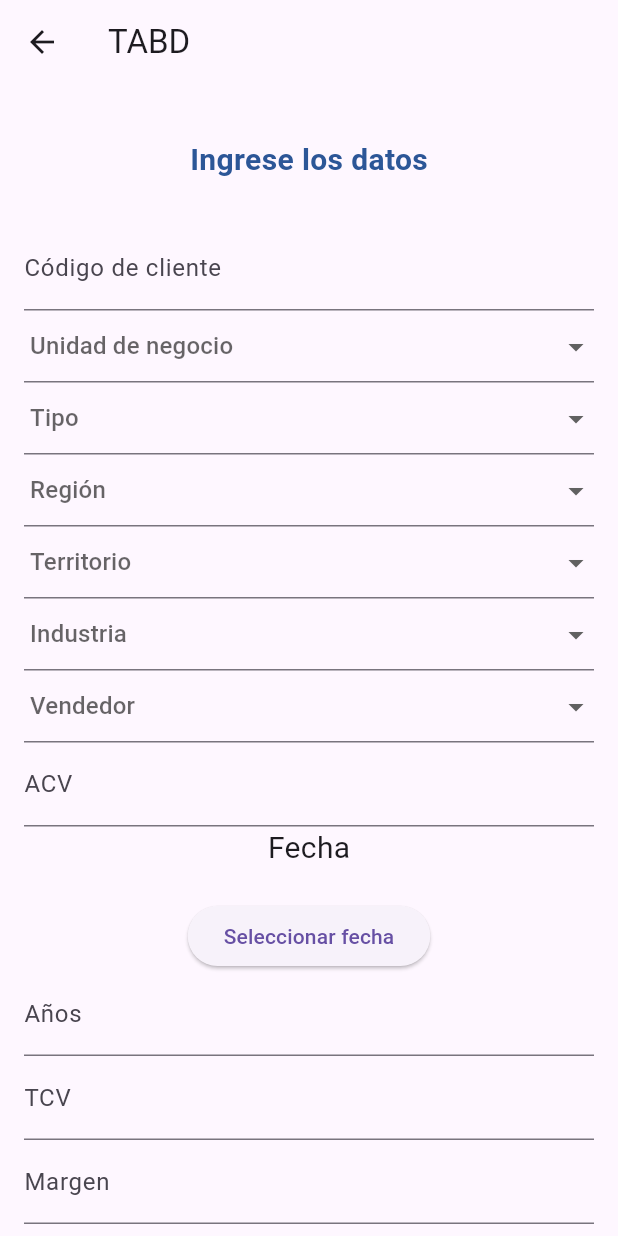
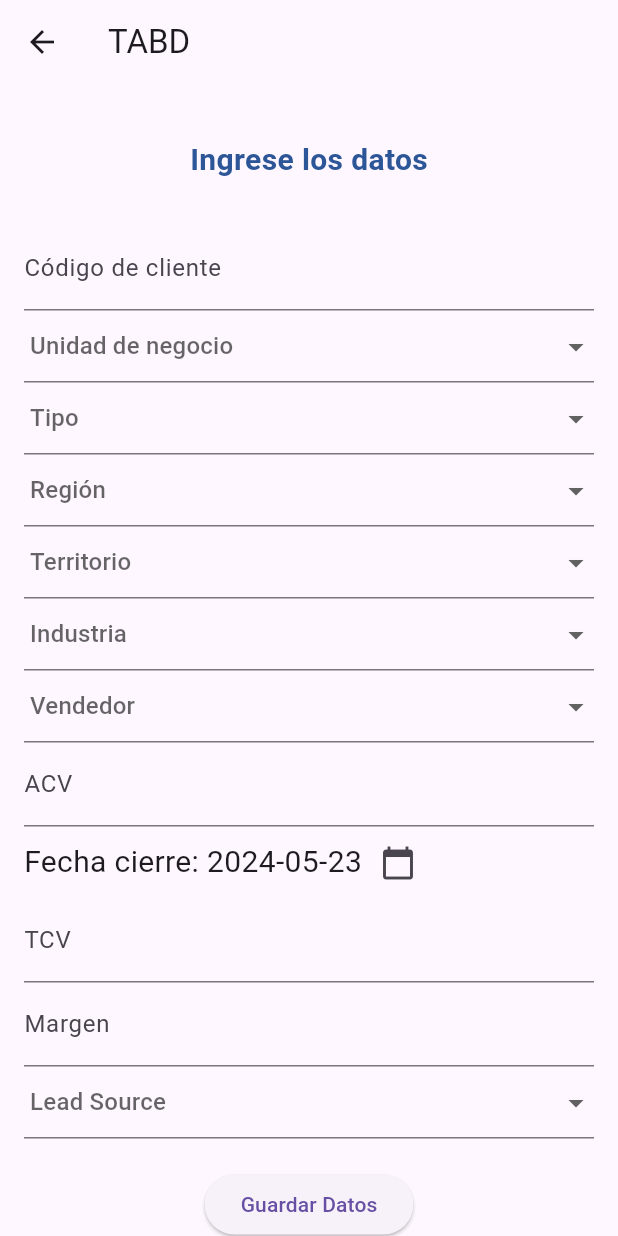
Before and after one commit to fmaderoa/myapp, a Flutter app: the AdminMenu screen opened directly, in the side drawer, after a tap on "Registrar oportunidad", on a phone screen of 412 x 824 dp. Run offline on Flutter 3.47's test engine with Material 3 defaults, Android fonts, the phone set to English and light mode, and no system bars; our stand-ins replace flutter_dotenv; missing offline and left inert: mongo_dart, redis.

Commit message:
Ajustes en la captura de datos

```diff
--- a/lib/view/main_capture.dart
+++ b/lib/view/main_capture.dart
@@ -4,7 +4,7 @@ import 'package:myapp/data/savedata.dart';
 import 'package:myapp/model/commercial_opportunity.dart';
 import 'package:myapp/view/dropdowncustom.dart';
 import 'package:myapp/view/estilotitulo.dart';
-import 'package:flutter_datetime_picker/flutter_datetime_picker.dart';
+
 
 class Capture extends StatefulWidget {
   const Capture({super.key});
@@ -26,6 +26,13 @@ class _CaptureState extends State<Capture> {
 
   DateTime _selectedDate = DateTime.now();
 
+  @override
+  void initState() {
+    super.initState();
+    _getLastOpportunityNumber();
+    _dateController.text = "${_selectedDate.toLocal()}".split(' ')[0];
+  }
+
   Future<void> _selectDate(BuildContext context) async {
     final DateTime? picked = await showDatePicker(
       context: context,
@@ -36,6 +43,7 @@ class _CaptureState extends State<Capture> {
     if (picked != null && picked != _selectedDate) {
       setState(() {
         _selectedDate = picked;
+        _dateController.text = "${_selectedDate.toLocal()}".split(' ')[0];
       });
     }
   }
@@ -47,14 +55,11 @@ class _CaptureState extends State<Capture> {
   String? _territory;
   String? _industry;
   String? _idsealer;
+  String? _leadSource;
+
 
   String _lastOpportunityNumber = '';
 
-  @override
-  void initState() {
-    super.initState();
-    _getLastOpportunityNumber();
-  }
 
 // Function to save Commercial Opportunity
 Future<void> saveCommercialOpportunity() async {
@@ -171,6 +176,39 @@ Future<int> _getLastOpportunityNumber() async {
     'NV-4',
   ];
 
+  List<String> fuentePrincipal=[
+    'LS-00',
+    'LS-01',
+    'LS-02',
+    'LS-03',
+    'LS-04',
+    'LS-05',
+    'LS-06',
+    'LS-07',
+    'LS-08',
+    'LS-09',
+    'LS-10',
+  ];
+
+
+void clearAllControllers() {
+  _clientCodeController.clear();
+  _acvController.clear();
+  _yearsController.clear();
+  _tcvController.clear();
+  _marginController.clear();
+  _dateController.clear();
+  _businessUnit = null;
+  _type = null;
+  _region = null;
+  _territory = null;
+  _industry = null;
+  _idsealer = null;
+  _leadSource = null;
+}
+
+
+
 
   @override
   Widget build(BuildContext context) {
@@ -286,33 +324,19 @@ Future<int> _getLastOpportunityNumber() async {
                   },
                 ),
 
-                Text(
-              'Fecha seleccionada: ${_selectedDate.toLocal()}'.split(' ')[0],
-              style: TextStyle(fontSize: 20),
+                Row( // Fila para la fecha y el botón
+          mainAxisSize: MainAxisSize.max,
+          children: <Widget>[
+            Text(
+              'Fecha cierre: ${_dateController.text}',
+              style: const TextStyle(fontSize: 20),
             ),
-            SizedBox(height: 20),
-            ElevatedButton(
+            IconButton( // Botón con icono de calendario
+              icon: const Icon(Icons.calendar_today),
               onPressed: () => _selectDate(context),
-              child: Text('Seleccionar fecha'),
             ),
-
-
-
-                // Years text field
-                TextFormField(
-                  controller: _yearsController,
-                  keyboardType: TextInputType.number,
-                  decoration: const InputDecoration(
-                    labelText: 'Años',
-                  ),
-                  validator: (value) {
-                    if (value == null || value.isEmpty) {
-                      return 'Please enter the number of years';
-                    }
-                    return null;
-                  },
-                ),
-
+          ],
+        ),
                 // TCV text field
                 TextFormField(
                   controller: _tcvController,
@@ -342,15 +366,28 @@ Future<int> _getLastOpportunityNumber() async {
                     return null;
                   },
                 ),
+                //DropDown fuentePrincipal
+                DropDownCustom(
+                  listaDeOpciones: fuentePrincipal,
+                  nombreColeccion: 'Lead Source',
+                  onSelectedValue: (value) {
+                           _leadSource = value;
+                           setState(() {
+
+                           });
+
+                          }, selectElement: _leadSource),
+
+
 
                 const SizedBox(height: 20,),
                 // Submit button
                 ElevatedButton(
                   onPressed: () async {
                     print('presiono boton');
-                    saveCommercialOpportunity();
                     if (_formKey.currentState!.validate()) {
                       // Process the form data
+                      print('Ingresa a validar datos');
                       String clientCode = _clientCodeController.text;
                       double acv = double.parse(_acvController.text);
                       String years = _yearsController.text;
@@ -358,6 +395,11 @@ Future<int> _getLastOpportunityNumber() async {
                       double margin = double.parse(_marginController.text);
                       int lastOpportunityNumberInt = await _getLastOpportunityNumber();
                       String lastOpportunityNumber = "OP-${lastOpportunityNumberInt + 1}";
+                      DateTime now = DateTime.now();
+                      String formattedDate = "${now.year}-${now.month.toString().padLeft(2, '0')}-${now.day.toString().padLeft(2, '0')}";
+                      int differenceInDays = DateTime.parse(_dateController.text).difference(now).inDays;
+                      double edadOferta = differenceInDays.toDouble();
+
 
 
                       CommercialOpportunity opportunity = CommercialOpportunity(
@@ -372,16 +414,35 @@ Future<int> _getLastOpportunityNumber() async {
                         region: _region!,
                         territorio: _territory!,
                         industria: _industry!,
-                        fechaCreacion: "2023-04-26",
-                        fechaCierre: "2023-07-06",
-                        edadOferta: 71.0,
-                        fuentePrincipal: "LS-15",
-                        numeroVendedor: "NV-1",
+                        fechaCreacion: formattedDate,
+                        fechaCierre: _dateController.text,
+                        edadOferta: edadOferta,
+                        fuentePrincipal: _leadSource!,
+                        numeroVendedor: _idsealer!,
                       );
 
-                    final dataSave = DataSave();
-                    await dataSave.saveInfo(opportunity);
-
+                      final dataSave = DataSave();
+                      bool result = await dataSave.saveInfo(opportunity);
+                      if (result) {
+                        print('Datos guardados correctamente');
+                        showDialog(
+                          // ignore: use_build_context_synchronously
+                          context: context,
+                          builder: (context) => AlertDialog(
+                            title: const Text('Éxito'),
+                            content: Text('La oportunidad comercial $_lastOpportunityNumber se guardo correctamente'),
+                            actions: [
+                              TextButton(
+                                onPressed: () => Navigator.pop(context),
+                                child: const Text('Aceptar'),
+                              ),
+                            ],
+                          ),
+                        );
+                        clearAllControllers();
+                      } else {
+                        print('Error al guardar los datos');
+                      }
 
 
 
--- a/lib/view/menu_amin.dart
+++ b/lib/view/menu_amin.dart
@@ -4,7 +4,7 @@ import 'package:myapp/view/main_capture.dart';
 import 'package:myapp/view/validate_oportunity.dart';
 
 class AdminMenu extends StatelessWidget {
-  const AdminMenu({Key? key}) : super(key: key);
+  const AdminMenu({super.key});
 
   @override
   Widget build(BuildContext context) {
@@ -12,14 +12,14 @@ class AdminMenu extends StatelessWidget {
       appBar: AppBar(
         title: const Text('Menú de Administrador'),
       ),
-      body: Center(
+      body: const Center(
         child: Text('Contenido del menú de administrador'),
       ),
       drawer: Drawer(
         child: ListView(
           padding: EdgeInsets.zero,
           children: <Widget>[
-            DrawerHeader(
+            const DrawerHeader(
               decoration: BoxDecoration(
                 color: Colors.blue,
               ),
@@ -32,16 +32,16 @@ class AdminMenu extends StatelessWidget {
               ),
             ),
             ListTile(
-              leading: Icon(Icons.add),
-              title: Text('Registrar oportunidad'),
+              leading: const Icon(Icons.add),
+              title: const Text('Registrar oportunidad'),
               onTap: () {
                 // Navega a la pantalla de registro de oportunidad
                 _navigateToMainCapture(context);
               },
             ),
             ListTile(
-              leading: Icon(Icons.check),
-              title: Text('Validar resultado'),
+              leading: const Icon(Icons.check),
+              title: const Text('Validar resultado'),
               onTap: () {
                 // Navega a la pantalla de validación de resultados
                 // Implementa esta navegación según tus necesidades
@@ -49,8 +49,8 @@ class AdminMenu extends StatelessWidget {
               },
             ),
             ListTile(
-              leading: Icon(Icons.exit_to_app),
-              title: Text('Cerrar sesión'),
+              leading: const Icon(Icons.exit_to_app),
+              title: const Text('Cerrar sesión'),
               onTap: () {
                 // Implementa aquí la lógica para cerrar sesión
                 _signOut(context);
@@ -72,7 +72,7 @@ class AdminMenu extends StatelessWidget {
     // Navigate to login screen
     Navigator.pushReplacement(
       context,
-      MaterialPageRoute(builder: (context) => LoginScreen()),
+      MaterialPageRoute(builder: (context) => const LoginScreen()),
     );
   }
 
@@ -80,7 +80,7 @@ class AdminMenu extends StatelessWidget {
     // Navigate to login screen
     Navigator.pushReplacement(
       context,
-      MaterialPageRoute(builder: (context) => CaptureCheck()),
+      MaterialPageRoute(builder: (context) => const CaptureCheck()),
     );
   }
 
--- a/lib/view/validate_oportunity.dart
+++ b/lib/view/validate_oportunity.dart
@@ -64,7 +64,8 @@ void _isValid(String clientCode) async {
       print('Error: $e');
     } finally {
       // Ensure the connection is closed
-      await conn.close();
+      //Si conexión no es nula intente cerrar la conexión
+      //await conn.close();
     }
   }
 
@@ -89,7 +90,7 @@ void _isValid(String clientCode) async {
                 TextFormField(
                   controller: _clientCodeController,
                   decoration: const InputDecoration(
-                    labelText: 'Código de cliente',
+                    labelText: 'Número oportunidad',
                   ),
                   validator: (value) {
                     if (value == null || value.isEmpty) {
```
Also changed, not shown: lib/view/login.dart (+9 -9 lines).
